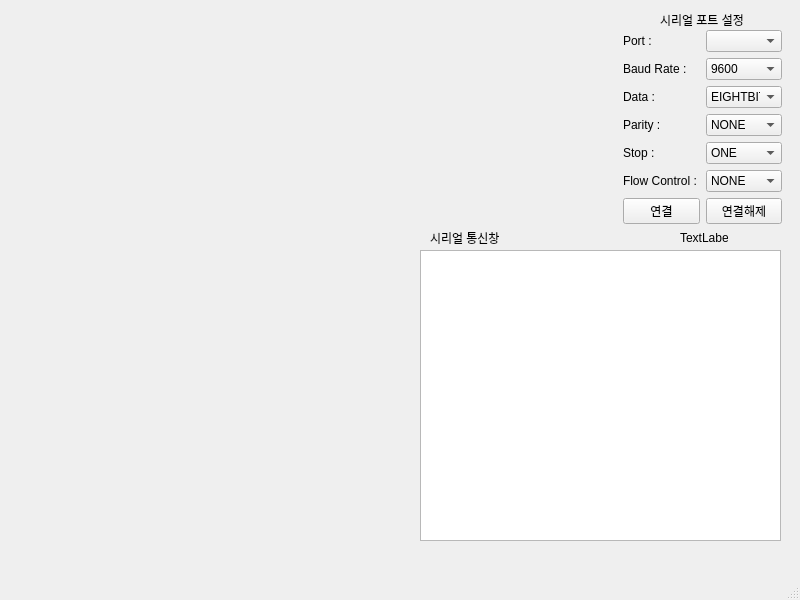
First picture: the form in GUI/ui/SpeedyBeeF405V3.ui, repository whsMCU/SpeedyBeeF405V3, before the edit.
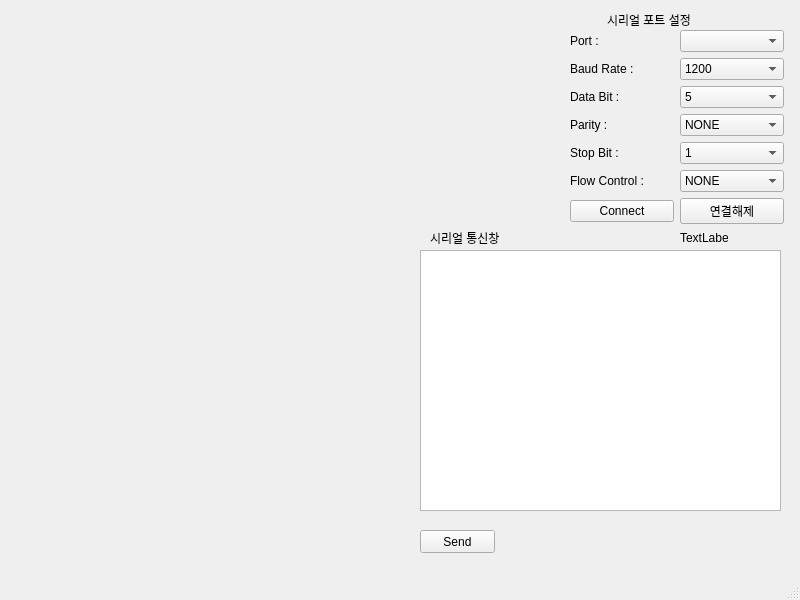
Second picture: the form after the edit.

Patch:
```diff
--- a/GUI/ui/SpeedyBeeF405V3.ui
+++ b/GUI/ui/SpeedyBeeF405V3.ui
@@ -20,14 +20,14 @@
       <x>420</x>
       <y>250</y>
       <width>361</width>
-      <height>291</height>
+      <height>261</height>
      </rect>
     </property>
    </widget>
    <widget class="QLabel" name="label_7">
     <property name="geometry">
      <rect>
-      <x>660</x>
+      <x>607</x>
       <y>10</y>
       <width>91</width>
       <height>20</height>
@@ -63,12 +63,12 @@
      <string>TextLabel</string>
     </property>
    </widget>
-   <widget class="QWidget" name="">
+   <widget class="QWidget" name="layoutWidget">
     <property name="geometry">
      <rect>
-      <x>623</x>
+      <x>570</x>
       <y>30</y>
-      <width>159</width>
+      <width>214</width>
       <height>194</height>
      </rect>
     </property>
@@ -92,6 +92,21 @@
      </item>
      <item row="1" column="1">
       <widget class="QComboBox" name="comboBox_Baud">
+       <item>
+        <property name="text">
+         <string>1200</string>
+        </property>
+       </item>
+       <item>
+        <property name="text">
+         <string>2400</string>
+        </property>
+       </item>
+       <item>
+        <property name="text">
+         <string>4800</string>
+        </property>
+       </item>
        <item>
         <property name="text">
          <string>9600</string>
@@ -122,7 +137,7 @@
      <item row="2" column="0">
       <widget class="QLabel" name="label_3">
        <property name="text">
-        <string>Data :</string>
+        <string>Data Bit :</string>
        </property>
       </widget>
      </item>
@@ -130,22 +145,22 @@
       <widget class="QComboBox" name="comboBox_Data">
        <item>
         <property name="text">
-         <string>EIGHTBITS</string>
+         <string>5</string>
         </property>
        </item>
        <item>
         <property name="text">
-         <string>FIVEBITS</string>
+         <string>6</string>
         </property>
        </item>
        <item>
         <property name="text">
-         <string>SIXBITS</string>
+         <string>7</string>
         </property>
        </item>
        <item>
         <property name="text">
-         <string>SEVENBITS</string>
+         <string>8</string>
         </property>
        </item>
       </widget>
@@ -189,7 +204,7 @@
      <item row="4" column="0">
       <widget class="QLabel" name="label_5">
        <property name="text">
-        <string>Stop :</string>
+        <string>Stop Bit :</string>
        </property>
       </widget>
      </item>
@@ -197,17 +212,17 @@
       <widget class="QComboBox" name="comboBox_Stop">
        <item>
         <property name="text">
-         <string>ONE</string>
+         <string>1</string>
         </property>
        </item>
        <item>
         <property name="text">
-         <string>ONE_POINT_FIVE</string>
+         <string>1.5</string>
         </property>
        </item>
        <item>
         <property name="text">
-         <string>TWO</string>
+         <string>2</string>
         </property>
        </item>
       </widget>
@@ -244,9 +259,9 @@
       </widget>
      </item>
      <item row="6" column="0">
-      <widget class="QPushButton" name="pushButton">
+      <widget class="QPushButton" name="pushButton_Connect">
        <property name="text">
-        <string>연결</string>
+        <string>Connect</string>
        </property>
       </widget>
      </item>
@@ -259,6 +274,19 @@
      </item>
     </layout>
    </widget>
+   <widget class="QPushButton" name="pushButton_Send">
+    <property name="geometry">
+     <rect>
+      <x>420</x>
+      <y>530</y>
+      <width>75</width>
+      <height>23</height>
+     </rect>
+    </property>
+    <property name="text">
+     <string>Send</string>
+    </property>
+   </widget>
   </widget>
   <widget class="QMenuBar" name="menubar">
    <property name="geometry">
@@ -266,7 +294,7 @@
      <x>0</x>
      <y>0</y>
      <width>800</width>
-     <height>22</height>
+     <height>21</height>
     </rect>
    </property>
   </widget>
```
